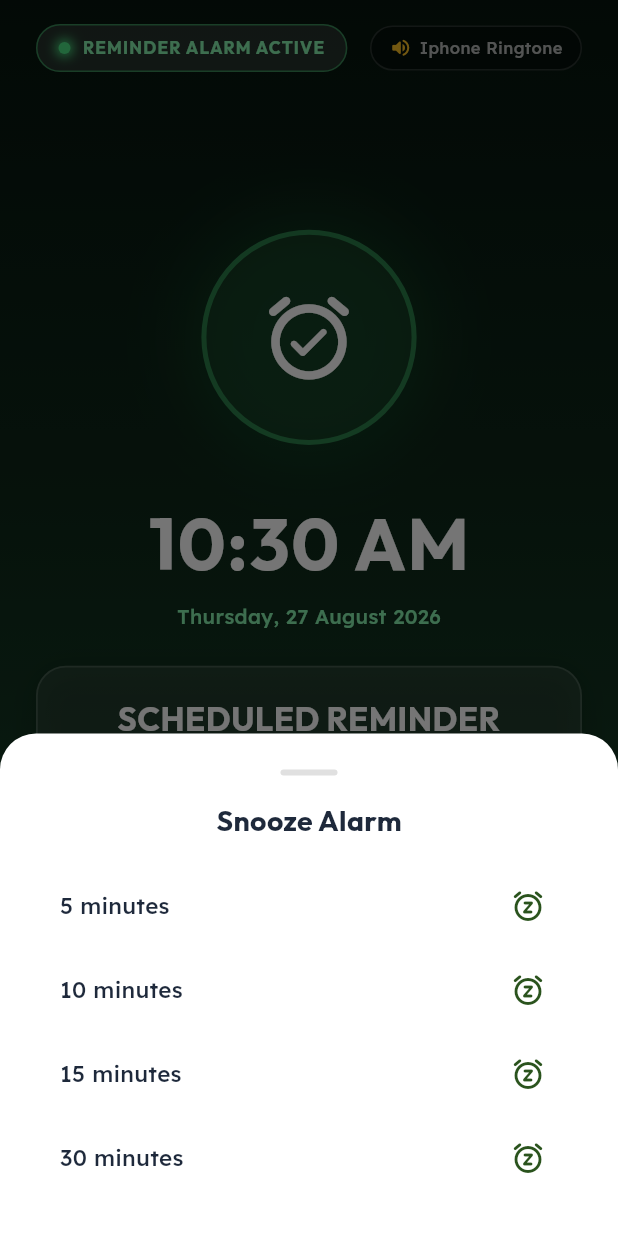
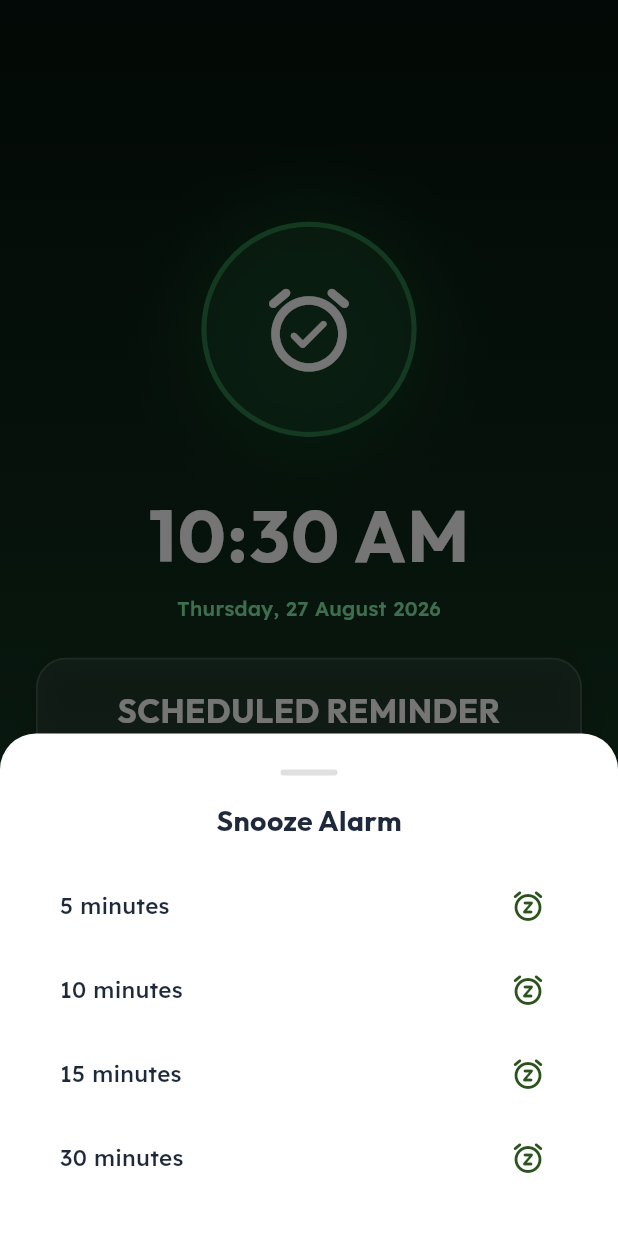
Before and after one commit to Kabeer786786/adhkar, a Flutter app: the AlarmScreen screen opened by its route, after a tap on "Snooze", on a phone screen of 412 x 824 dp. Run offline on Flutter 3.47's test engine with Material 3 defaults, Android fonts, the phone set to English and light mode, and no system bars; drawn by our look-alikes of showcaseview; our stand-ins replace dio, equatable, file_picker, flutter_animate, flutter_compass, flutter_local_notifications and 18 more; missing offline and left inert: do_not_disturb, flutter_islamic_icons, razorpay_flutter; accounts and stored records are empty.

Commit message:
Updated and Enhanced Reminder Alarm functionality

```diff
--- a/lib/core/services/alarm_audio_service.dart
+++ b/lib/core/services/alarm_audio_service.dart
@@ -1,6 +1,7 @@
 import 'dart:async';
 import 'package:flutter/services.dart';
 import 'package:just_audio/just_audio.dart';
+import 'package:just_audio_background/just_audio_background.dart';
 
 import '../config/reminder_audio_config.dart';
 
@@ -32,20 +33,34 @@ class AlarmAudioService {
       try {
         _audioPlayer = AudioPlayer();
         final assetPath = ReminderAudioConfig.getAssetPath(soundType);
+        final mediaItem = MediaItem(
+          id: 'alarm_audio_service_${soundType.replaceAll(" ", "_")}',
+          title: soundType,
+          album: 'Adhkar Alarm',
+        );
+
         try {
-          await _audioPlayer!.setAsset(assetPath);
+          await _audioPlayer!.setAudioSource(
+            AudioSource.asset(assetPath, tag: mediaItem),
+          );
         } catch (_) {
           // Fallback to local Madina Azaan asset or network
           try {
-            await _audioPlayer!.setAsset('assets/audios/madina_azaan.mp3');
+            await _audioPlayer!.setAudioSource(
+              AudioSource.asset('assets/audios/madina_azaan.mp3', tag: mediaItem),
+            );
           } catch (_) {
-            await _audioPlayer!.setUrl(
-              'https://raw.githubusercontent.com/islamic-network/athan-mp3/master/mecca.mp3',
+            await _audioPlayer!.setAudioSource(
+              AudioSource.uri(
+                Uri.parse(
+                  'https://raw.githubusercontent.com/islamic-network/athan-mp3/master/mecca.mp3',
+                ),
+                tag: mediaItem,
+              ),
             );
           }
         }
         await _audioPlayer!.setLoopMode(LoopMode.one);
-        await _audioPlayer!.setVolume(1.0);
         await _audioPlayer!.play();
       } catch (e) {
         // Fallback gracefully if network/audio is unavailable
--- a/lib/core/services/notification_service.dart
+++ b/lib/core/services/notification_service.dart
@@ -216,8 +216,8 @@ class NotificationService {
       sound: notifSound,
       enableVibration: vibration,
       vibrationPattern: vibration ? vibrationPattern : null,
-      audioAttributesUsage: AudioAttributesUsage.notification,
-      category: AndroidNotificationCategory.reminder,
+      audioAttributesUsage: AudioAttributesUsage.alarm,
+      category: AndroidNotificationCategory.alarm,
       visibility: NotificationVisibility.public,
       fullScreenIntent: true,
     );
--- a/lib/features/reminder/presentation/alarm_screen.dart
+++ b/lib/features/reminder/presentation/alarm_screen.dart
@@ -7,6 +7,7 @@ import 'package:google_fonts/google_fonts.dart';
 import 'package:go_router/go_router.dart';
 import 'package:intl/intl.dart';
 import 'package:just_audio/just_audio.dart';
+import 'package:just_audio_background/just_audio_background.dart';
 import '../../../core/config/reminder_audio_config.dart';
 import '../../../core/services/notification_service.dart';
 import '../../../shared/widgets/app_floating_toast.dart';
@@ -45,7 +46,6 @@ class _AlarmScreenState extends ConsumerState<AlarmScreen>
   Timer? _clockTimer;
   DateTime _currentTime = DateTime.now();
   String _activeSoundName = 'Default Ringtone';
-  bool _isAudioPlaying = false;
 
   @override
   void initState() {
@@ -115,20 +115,32 @@ class _AlarmScreenState extends ConsumerState<AlarmScreen>
       final assetPath = ReminderAudioConfig.getAssetPath(effectiveSoundType);
 
       try {
-        await _audioPlayer.setAsset(assetPath);
+        final mediaItem = MediaItem(
+          id: 'alarm_${widget.reminderId ?? "prayer"}_${effectiveSoundType.replaceAll(" ", "_")}',
+          title: widget.title ?? widget.prayerName ?? effectiveSoundType,
+          album: 'Adhkar Alarm',
+        );
+        await _audioPlayer.setAudioSource(
+          AudioSource.asset(assetPath, tag: mediaItem),
+        );
         await _audioPlayer.setLoopMode(LoopMode.one);
         await _audioPlayer.play();
-        if (mounted) setState(() => _isAudioPlaying = true);
       } catch (e) {
         debugPrint('[AlarmScreen] Asset error: $e. Trying fallback URL...');
         try {
           final fallbackUrl =
               PrayerNotificationConfig.soundAudioUrls[effectiveSoundType];
           if (fallbackUrl != null) {
-            await _audioPlayer.setUrl(fallbackUrl);
+            final mediaItem = MediaItem(
+              id: 'alarm_fallback_${widget.reminderId ?? "prayer"}',
+              title: widget.title ?? widget.prayerName ?? effectiveSoundType,
+              album: 'Adhkar Alarm',
+            );
+            await _audioPlayer.setAudioSource(
+              AudioSource.uri(Uri.parse(fallbackUrl), tag: mediaItem),
+            );
             await _audioPlayer.setLoopMode(LoopMode.one);
             await _audioPlayer.play();
-            if (mounted) setState(() => _isAudioPlaying = true);
           }
         } catch (err) {
           debugPrint('[AlarmScreen] Fallback audio failed: $err');
@@ -472,100 +484,7 @@ class _AlarmScreenState extends ConsumerState<AlarmScreen>
               padding: const EdgeInsets.symmetric(horizontal: 24, vertical: 16),
               child: Column(
                 children: [
-                  // Top Status Badge Row
-                  Row(
-                    mainAxisAlignment: MainAxisAlignment.spaceBetween,
-                    children: [
-                      Container(
-                        padding: const EdgeInsets.symmetric(
-                          horizontal: 14,
-                          vertical: 7,
-                        ),
-                        decoration: BoxDecoration(
-                          color: Colors.white.withValues(alpha: 0.12),
-                          borderRadius: BorderRadius.circular(20),
-                          border: Border.all(
-                            color: const Color(0xFF4ADE80).withValues(alpha: 0.5),
-                            width: 1,
-                          ),
-                        ),
-                        child: Row(
-                          mainAxisSize: MainAxisSize.min,
-                          children: [
-                            Container(
-                              width: 8,
-                              height: 8,
-                              decoration: const BoxDecoration(
-                                color: Color(0xFF4ADE80),
-                                shape: BoxShape.circle,
-                                boxShadow: [
-                                  BoxShadow(
-                                    color: Color(0xFF4ADE80),
-                                    blurRadius: 6,
-                                    spreadRadius: 2,
-                                  ),
-                                ],
-                              ),
-                            ),
-                            const SizedBox(width: 8),
-                            Text(
-                              isPrayer
-                                  ? 'PRAYER ALARM ACTIVE'
-                                  : 'REMINDER ALARM ACTIVE',
-                              style: GoogleFonts.outfit(
-                                fontSize: 11.5,
-                                fontWeight: FontWeight.bold,
-                                color: const Color(0xFF86EFAC),
-                                letterSpacing: 0.8,
-                              ),
-                            ),
-                          ],
-                        ),
-                      ),
-
-                      // Sound Badge
-                      Container(
-                        padding: const EdgeInsets.symmetric(
-                          horizontal: 12,
-                          vertical: 6,
-                        ),
-                        decoration: BoxDecoration(
-                          color: Colors.black.withValues(alpha: 0.3),
-                          borderRadius: BorderRadius.circular(16),
-                          border: Border.all(
-                            color: Colors.white.withValues(alpha: 0.15),
-                          ),
-                        ),
-                        child: Row(
-                          mainAxisSize: MainAxisSize.min,
-                          children: [
-                            Icon(
-                              _isAudioPlaying
-                                  ? Icons.volume_up_rounded
-                                  : Icons.music_note_rounded,
-                              color: const Color(0xFFFBBF24),
-                              size: 15,
-                            ),
-                            const SizedBox(width: 5),
-                            ConstrainedBox(
-                              constraints: const BoxConstraints(maxWidth: 120),
-                              child: Text(
-                                _activeSoundName,
-                                style: GoogleFonts.lexend(
-                                  fontSize: 11,
-                                  color: Colors.white70,
-                                  fontWeight: FontWeight.w500,
-                                ),
-                                maxLines: 1,
-                                overflow: TextOverflow.ellipsis,
-                              ),
-                            ),
-                          ],
-                        ),
-                      ),
-                    ],
-                  ),
-
+                  const SizedBox(height: 24),
                   const Spacer(flex: 1),
 
                   // Animated Concentric Pulsing Center Avatar
--- a/lib/features/reminder/presentation/widgets/reminder_modal.dart
+++ b/lib/features/reminder/presentation/widgets/reminder_modal.dart
@@ -3,6 +3,7 @@ import 'package:flutter/material.dart';
 import 'package:google_fonts/google_fonts.dart';
 import 'package:intl/intl.dart';
 import 'package:just_audio/just_audio.dart';
+import 'package:just_audio_background/just_audio_background.dart';
 import '../../../../core/config/reminder_audio_config.dart';
 import '../../domain/reminder_model.dart';
 
@@ -97,7 +98,14 @@ class _ReminderModalState extends State<ReminderModal> {
       _previewPlayer ??= AudioPlayer();
       await _previewPlayer!.stop();
       final path = ReminderAudioConfig.getAssetPath(_soundType);
-      await _previewPlayer!.setAsset(path);
+      final mediaItem = MediaItem(
+        id: 'preview_${_soundType.replaceAll(" ", "_")}',
+        title: _soundType,
+        album: 'Alarm Preview',
+      );
+      await _previewPlayer!.setAudioSource(
+        AudioSource.asset(path, tag: mediaItem),
+      );
       await _previewPlayer!.play();
       if (mounted) setState(() => _isPreviewPlaying = true);
 
--- a/lib/features/reminder/services/reminder_scheduler.dart
+++ b/lib/features/reminder/services/reminder_scheduler.dart
@@ -1,13 +1,69 @@
+import 'dart:async';
 import 'package:flutter/foundation.dart';
+import '../../../config/routes/app_router.dart';
 import '../../../core/services/notification_service.dart';
 import '../domain/reminder_model.dart';
 
 class ReminderScheduler {
   static final ReminderScheduler _instance = ReminderScheduler._internal();
   factory ReminderScheduler() => _instance;
-  ReminderScheduler._internal();
+  ReminderScheduler._internal() {
+    _startForegroundWatcher();
+  }
 
   final NotificationService _notificationService = NotificationService();
+  Timer? _foregroundTimer;
+  List<CustomReminder> _cachedReminders = [];
+  final Set<String> _triggeredKeysThisMinute = <String>{};
+
+  void _startForegroundWatcher() {
+    _foregroundTimer?.cancel();
+    _foregroundTimer = Timer.periodic(const Duration(seconds: 1), (_) {
+      _checkForegroundTriggers();
+    });
+  }
+
+  void _checkForegroundTriggers() {
+    if (_cachedReminders.isEmpty) return;
+    final now = DateTime.now();
+    final minuteKey =
+        '${now.year}-${now.month}-${now.day}-${now.hour}:${now.minute}';
+
+    for (final reminder in _cachedReminders) {
+      if (!reminder.isEnabled) continue;
+      if (reminder.isTurnedOffFor(now)) continue;
+
+      if (reminder.hour == now.hour && reminder.minute == now.minute) {
+        final triggerId = '${reminder.id}_$minuteKey';
+        if (_triggeredKeysThisMinute.contains(triggerId)) continue;
+
+        // Check if reminder is scheduled for today
+        if (reminder.frequency == ReminderFrequency.once) {
+          final sDate = reminder.startDate ?? now;
+          if (sDate.year != now.year ||
+              sDate.month != now.month ||
+              sDate.day != now.day) {
+            continue;
+          }
+        } else if (reminder.frequency == ReminderFrequency.custom ||
+            reminder.frequency == ReminderFrequency.weekly) {
+          if (!reminder.customDays.contains(now.weekday)) continue;
+        }
+
+        _triggeredKeysThisMinute.add(triggerId);
+        debugPrint(
+          '[ReminderScheduler] Foreground trigger: Popping AlarmScreen for ${reminder.title}',
+        );
+        appRouter.push('/alarm?id=${reminder.id}');
+      }
+    }
+
+    if (now.minute == 0 &&
+        now.second == 0 &&
+        _triggeredKeysThisMinute.length > 50) {
+      _triggeredKeysThisMinute.clear();
+    }
+  }
 
   int generateNotificationId(String reminderId) {
     return reminderId.hashCode.abs() % 100000000;
@@ -18,6 +74,12 @@ class ReminderScheduler {
 
     // Always cancel existing schedule first for idempotency
     await _notificationService.cancel(notifId);
+
+    // Update cache
+    _cachedReminders.removeWhere((r) => r.id == reminder.id);
+    if (reminder.isEnabled) {
+      _cachedReminders.add(reminder);
+    }
 
     if (!reminder.isEnabled) {
       debugPrint('[ReminderScheduler] Reminder ${reminder.id} disabled. Cancelled.');
@@ -39,7 +101,7 @@ class ReminderScheduler {
         reminderId: reminder.id,
         sound: reminder.soundEnabled,
         vibration: reminder.vibrationEnabled,
-        soundType: reminder.soundType ?? 'Default Ringtone',
+        soundType: reminder.soundType ?? 'Iphone Ringtone',
       );
       debugPrint(
         '[ReminderScheduler] Scheduled ${reminder.title} (ID $notifId) for $nextTrigger',
@@ -48,12 +110,14 @@ class ReminderScheduler {
   }
 
   Future<void> cancelReminder(String id) async {
+    _cachedReminders.removeWhere((r) => r.id == id);
     final notifId = generateNotificationId(id);
     await _notificationService.cancel(notifId);
     debugPrint('[ReminderScheduler] Cancelled notification ID $notifId for reminder $id');
   }
 
   Future<void> rescheduleAll(List<CustomReminder> reminders) async {
+    _cachedReminders = List<CustomReminder>.from(reminders);
     debugPrint('[ReminderScheduler] Rescheduling all ${reminders.length} reminders...');
     for (final reminder in reminders) {
       await scheduleReminder(reminder);
```
Also changed, not shown: 1 other file.
